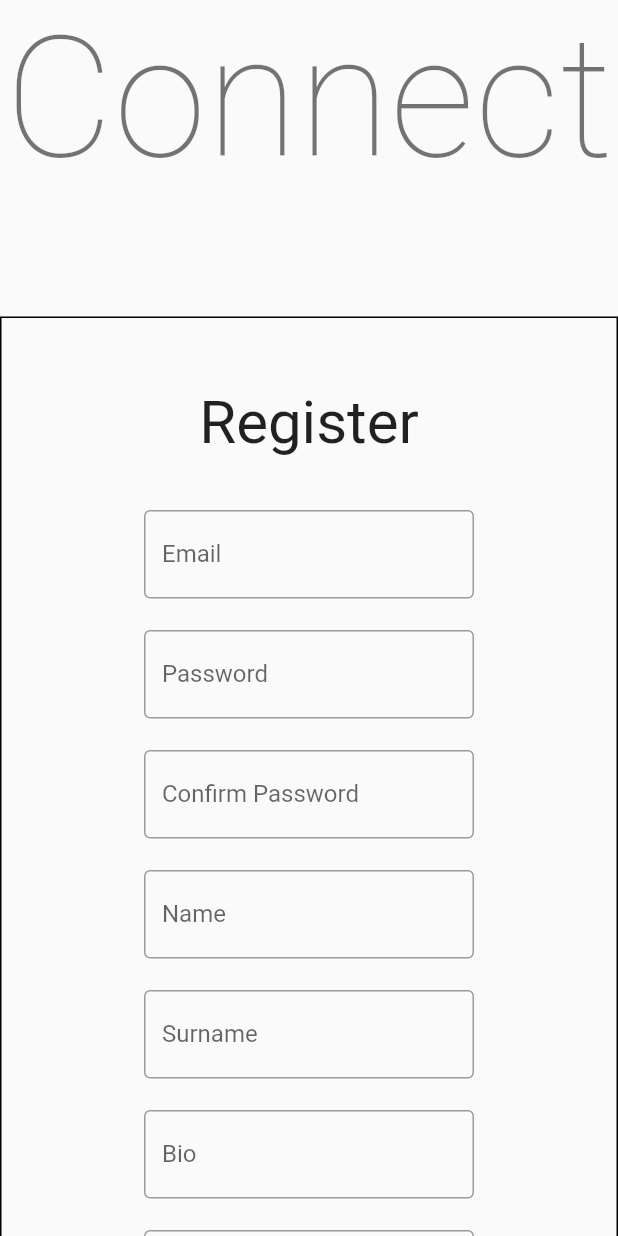
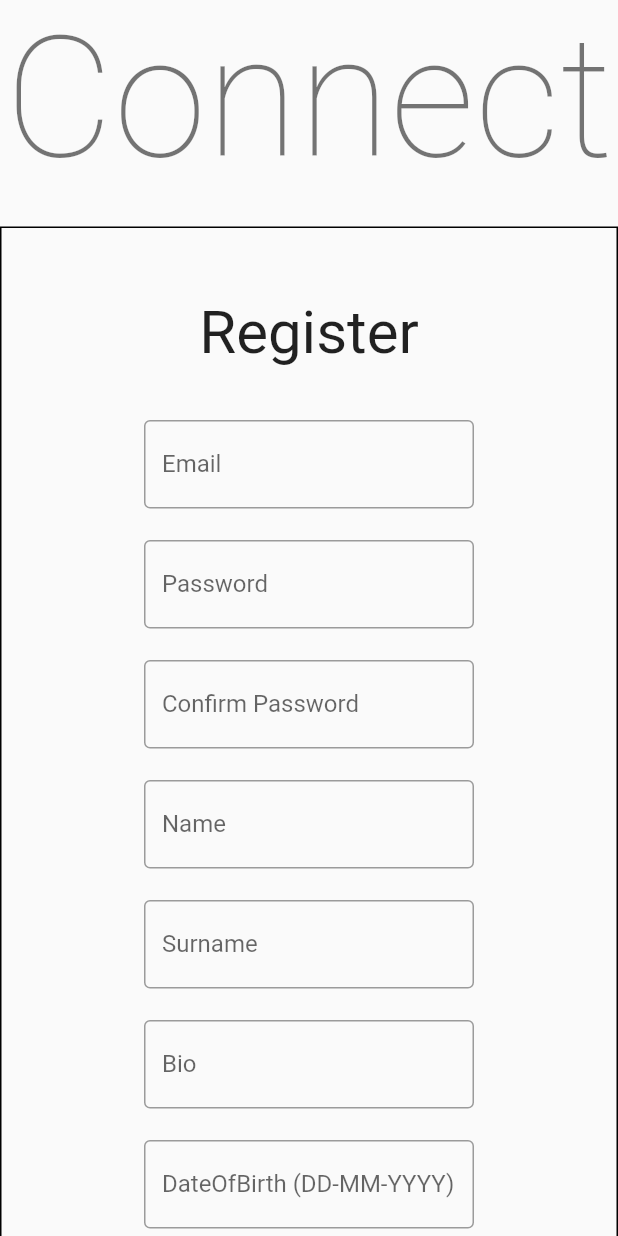
Before and after one commit to IsidorosT/SocialNetworkPlatform, a Flutter app: the screen it shows after launch, after a tap on "Create a new account", on a phone screen of 412 x 824 dp. Run offline on Flutter 3.47's test engine with Material 2 defaults, Android fonts, the phone set to English and light mode, and no system bars; our stand-ins replace cherry_toast, flutter_bloc, jiffy; missing offline and left inert: dart:html, dart:js, flutter_guid; accounts and stored records are empty; network calls fail.

Commit message:
20230627 Fix last things

```diff
--- a/lib/FrontWidgets/Components/ProfileScreen.dart
+++ b/lib/FrontWidgets/Components/ProfileScreen.dart
@@ -68,6 +68,8 @@ class _ProfileScreenState extends State<ProfileScreen> {
                         User.ProfilePicUrl
                     ),
                   ),
+                const SizedBox(height: 20),
+                Text(User.Bio),
                 const SizedBox(height: 20),
                 Row(
                   mainAxisAlignment: MainAxisAlignment.center,
--- a/lib/FrontWidgets/RegisterScreen.dart
+++ b/lib/FrontWidgets/RegisterScreen.dart
@@ -20,12 +20,17 @@ class RegisterScreen extends StatelessWidget {
   String _dateOfBirth;
   DateTime dateofBirth;
   RegisterResult result;
-  RegisterScreen();
+  ScrollController _controller;
+  RegisterScreen(){
+    _controller = new ScrollController();
+  }
 
   @override
   Widget build(BuildContext context) {
     return Scaffold(
-        body: Center(
+        body: SingleChildScrollView(
+          controller: _controller,
+          child: Center(
             child: Column(
               mainAxisAlignment: MainAxisAlignment.center,
               children: [
@@ -37,7 +42,7 @@ class RegisterScreen extends StatelessWidget {
                 ),
                 SizedBox(
                   //Use of SizedBox
-                height: 80,
+                  height: 20,
                 ),
                 Container(
                     constraints: BoxConstraints.loose(Size.square(800)),
@@ -283,6 +288,7 @@ class RegisterScreen extends StatelessWidget {
                 )
               ],
             ),
+          ),
         )
     );
     }
```
Lines whose indentation alone changed are shown as unchanged.
